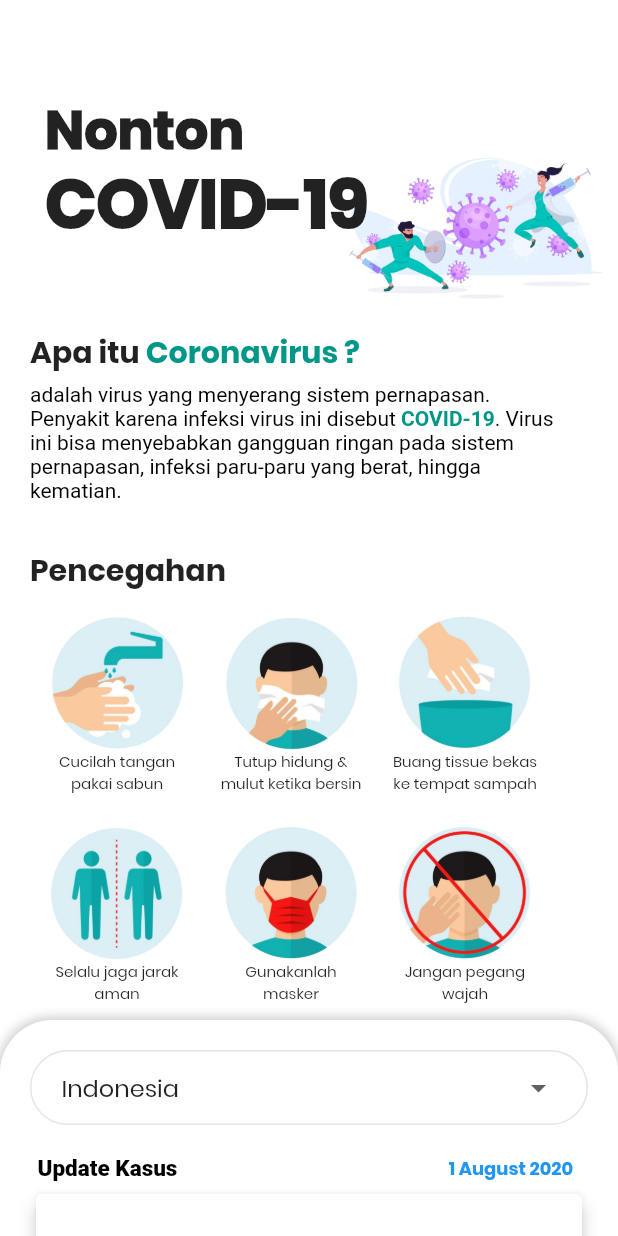
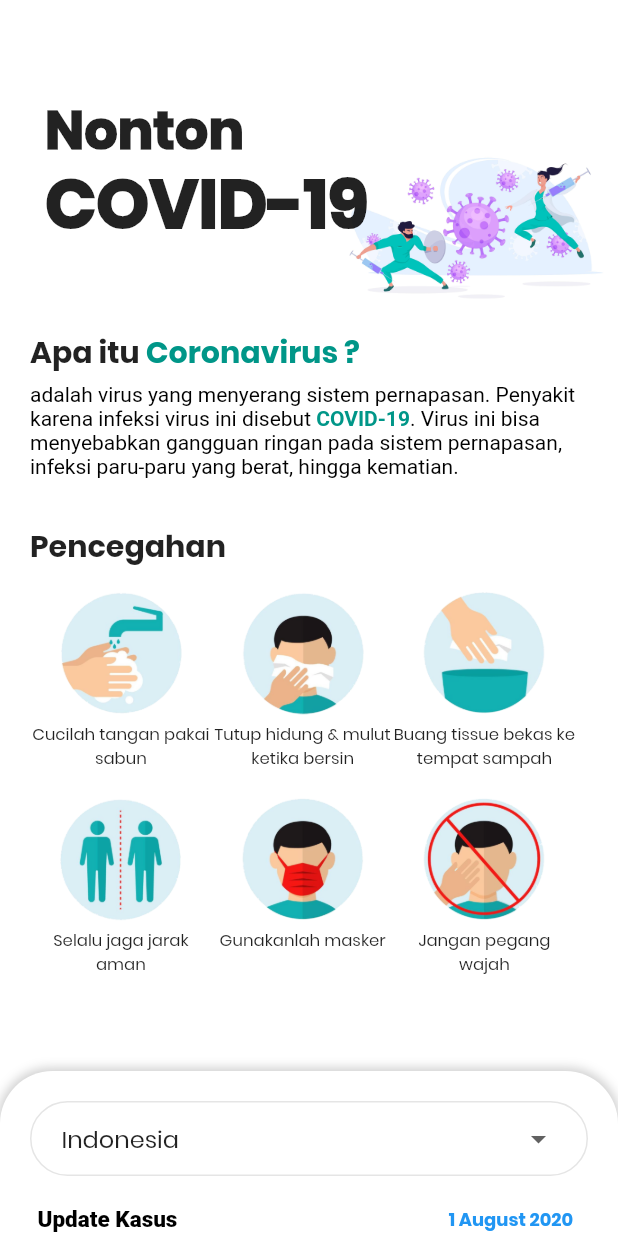
Before and after one commit to faizinkholiq/v_covid, a Flutter app: the screen it shows after launch, on a phone screen of 412 x 824 dp. Run offline on Flutter 3.47's test engine with Material 2 defaults, Android fonts, the phone set to English and light mode, and no system bars; network calls fail.

Commit message:
update responsive ui

```diff
--- a/lib/main.dart
+++ b/lib/main.dart
@@ -94,7 +94,7 @@ class _HomePageState extends State<HomePage>{
                           ]
                         ),
                         Container(
-                          width: MediaQuery.of(context).size.width*0.85,
+                          width: MediaQuery.of(context).size.width-40,
                           margin: EdgeInsets.only(top: 15),
                           child: RichText(
                             textAlign: TextAlign.start,
@@ -118,14 +118,14 @@ class _HomePageState extends State<HomePage>{
                       ]
                     ),
                     Container(
+                      width: MediaQuery.of(context).size.width-40,
                       margin: EdgeInsets.only(top: 30,),
                       child: Column(
                         crossAxisAlignment: CrossAxisAlignment.start,
                         children: <Widget>[
                           Text("Pencegahan", style: TextStyle(fontWeight: FontWeight.bold, fontSize: 20.0),),
-                          // Padding(padding: EdgeInsets.only(top:5),),
+                          Padding(padding: EdgeInsets.only(top: 15),),
                           Row(
-                            mainAxisAlignment: MainAxisAlignment.spaceAround,
                             children: <Widget>[
                               preventionContainer('assets/prevention/wash.png', 'Cucilah tangan pakai sabun'),
                               preventionContainer('assets/prevention/close.png', 'Tutup hidung & mulut ketika bersin'),
@@ -150,7 +150,7 @@ class _HomePageState extends State<HomePage>{
           ListView(
             children: <Widget>[
               Container(
-                margin: EdgeInsets.only(top: 680),
+                margin: EdgeInsets.only(top: MediaQuery.of(context).size.height-110),
                 height: 570,
                 child: Container(
                   decoration: BoxDecoration(
@@ -273,12 +273,13 @@ class _HomePageState extends State<HomePage>{
     final nf = NumberFormat("#,###");
 
     return Container(
-      margin: EdgeInsets.only(left: 20),
+      // color: Colors.black,
+      margin: EdgeInsets.only(left: 20,right: 5),
       child: Column(
         children: <Widget>[
           Row(
             children: <Widget>[
-              Container(margin: EdgeInsets.only(right: 10), width: 130, child: Text((val?.countryRegion != null)? val?.countryRegion: '', style: TextStyle(fontSize: 12,),)),
+              Container(margin: EdgeInsets.only(right: 0), width: MediaQuery.of(context).size.width/3.5, child: Text((val?.countryRegion != null)? val?.countryRegion: '', style: TextStyle(fontSize: 12,),)),
               listCardCounter('Confirmed', (val?.confirmed != null)? nf.format(int.parse(val?.confirmed)): ''),
               listCardCounter('Recovered', (val?.recovered != null)? nf.format(int.parse(val?.recovered)): ''),
               listCardCounter('Deaths', (val?.deaths != null)? nf.format(int.parse(val?.deaths)): ''),
@@ -291,15 +292,17 @@ class _HomePageState extends State<HomePage>{
 
   Container preventionContainer(images, title) {
     return Container(
-      margin: EdgeInsets.only(left: 8, right: 8, bottom: 5, top:15),
-      width: 100,
+      // color: Colors.grey,
+      width: MediaQuery.of(context).size.width/3.4,
+      height: MediaQuery.of(context).size.height/6,
       child: Column(
         children: <Widget>[
           Image(
-            width: 90,
+            width: MediaQuery.of(context).size.width/5,
             image: AssetImage(images),
           ),
-          Text(title, style: TextStyle(fontSize: 10), textAlign: TextAlign.center,),
+          Padding(padding: EdgeInsets.only(top:5),),
+          Text(title, style: TextStyle(fontSize: 11), textAlign: TextAlign.center,),
         ],
       ),
     );
```
